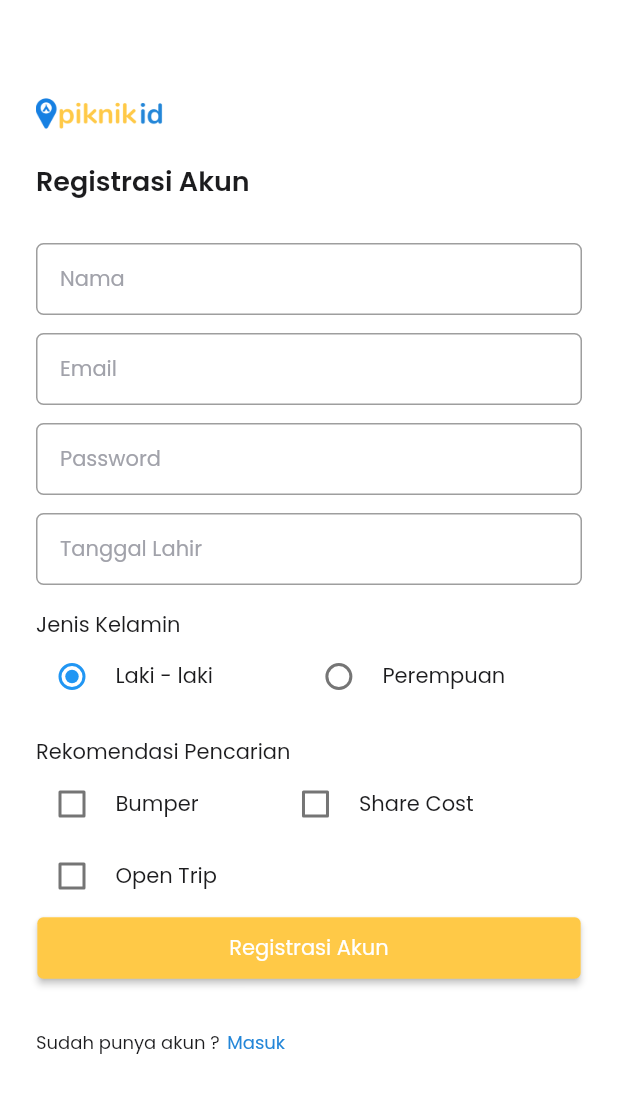
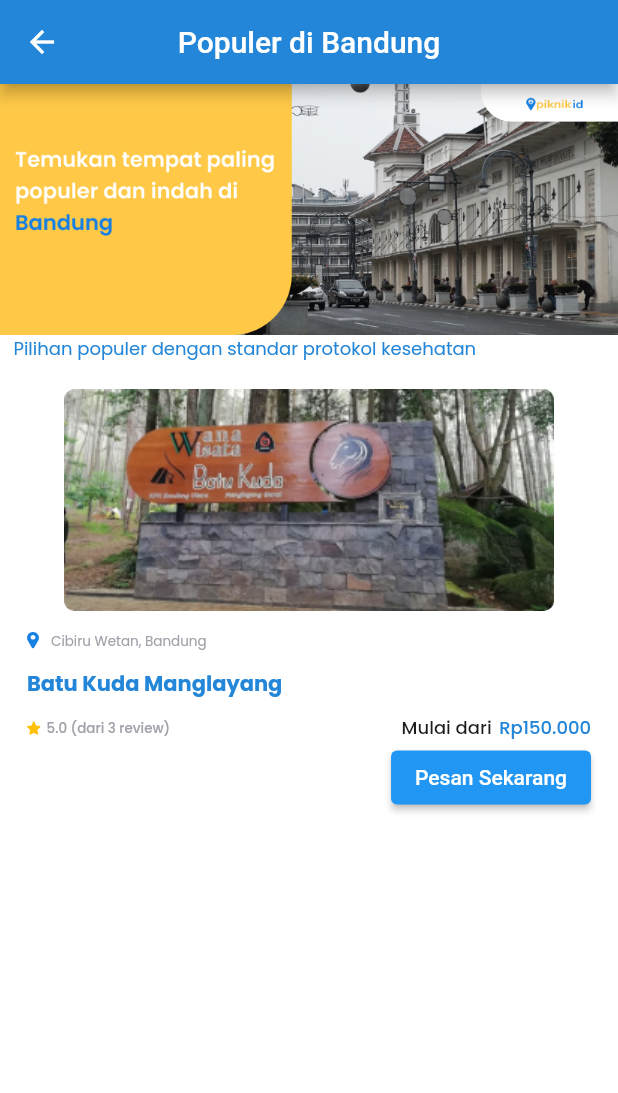
Before and after one commit to mrrezkii/Flutter-Piknik.id, a Flutter app: the screen it shows after launch, on a phone screen of 412 x 824 dp. Shown: the top 1093 px of the screen. Run offline on Flutter 3.47's test engine with Material 2 defaults, Android fonts, the phone set to English and light mode, and no system bars; our stand-ins replace flutter_svg, google_fonts.

Commit message:
Template show more page

```diff
--- a/lib/main.dart
+++ b/lib/main.dart
@@ -1,5 +1,5 @@
 import 'package:flutter/material.dart';
-import 'package:flutter_basic/ui/pages/register_page.dart';
+import 'package:flutter_basic/ui/pages/show_more_page.dart';
 
 void main() {
   runApp(MyApp());
@@ -13,7 +13,7 @@ class MyApp extends StatelessWidget {
     return MaterialApp(
       debugShowCheckedModeBanner: false,
       theme: ThemeData(scaffoldBackgroundColor: Colors.white),
-      home: RegisterPage(),
+      home: ShowMorePage(),
     );
   }
 }
--- /dev/null
+++ b/lib/ui/pages/show_more_page.dart
@@ -0,0 +1,128 @@
+import 'package:flutter/material.dart';
+import 'package:flutter/rendering.dart';
+import 'package:flutter/widgets.dart';
+import 'package:flutter_basic/shared/theme.dart';
+import 'package:flutter_svg/flutter_svg.dart';
+
+class ShowMorePage extends StatelessWidget {
+  const ShowMorePage({Key? key}) : super(key: key);
+
+  @override
+  Widget build(BuildContext context) {
+    return Scaffold(
+      appBar: AppBar(
+        backgroundColor: primaryColor,
+        brightness: Brightness.dark,
+        title: Text("Populer di Bandung"),
+        leading: IconButton(
+          icon: Icon(
+            Icons.arrow_back,
+            color: Colors.white,
+          ),
+          onPressed: () {},
+        ),
+        centerTitle: true,
+      ),
+      body: SingleChildScrollView(
+        child: Column(
+          crossAxisAlignment: CrossAxisAlignment.start,
+          children: <Widget>[
+            Image.asset(
+              "assets/images/banner.png",
+              width: double.infinity,
+            ),
+            Padding(
+              padding: const EdgeInsets.only(left: 9.0),
+              child: Text('Pilihan populer dengan standar protokol kesehatan',
+                  style: blueTextFont.copyWith(fontSize: 12)),
+            ),
+            Container(
+              margin: EdgeInsets.fromLTRB(18, 18, 18, 0),
+              child: Column(
+                crossAxisAlignment: CrossAxisAlignment.start,
+                children: [
+                  Center(
+                    child: ClipRRect(
+                      child: Image.asset("assets/images/wisata.png"),
+                      borderRadius: BorderRadius.circular(7.0),
+                    ),
+                  ),
+                  SizedBox(
+                    height: 13,
+                  ),
+                  Row(
+                    children: [
+                      SvgPicture.asset(
+                        "assets/vector/ic_location.svg",
+                      ),
+                      SizedBox(
+                        width: 8,
+                      ),
+                      Text(
+                        'Cibiru Wetan, Bandung',
+                        style: blackTextFont.copyWith(
+                            fontSize: 9, color: greyColor),
+                      )
+                    ],
+                  ),
+                  SizedBox(
+                    height: 12,
+                  ),
+                  Text(
+                    'Batu Kuda Manglayang',
+                    style: blueBoldTextFont.copyWith(fontSize: 14),
+                  ),
+                  SizedBox(
+                    height: 10,
+                  ),
+                  Row(
+                    mainAxisAlignment: MainAxisAlignment.spaceBetween,
+                    children: [
+                      Row(
+                        children: [
+                          SvgPicture.asset("assets/vector/ic_star.svg"),
+                          SizedBox(
+                            width: 4,
+                          ),
+                          Text(
+                            "5.0 (dari 3 review)",
+                            style: blackMediumTextFont.copyWith(
+                                fontSize: 9, color: greyColor),
+                          ),
+                        ],
+                      ),
+                      Row(
+                        children: [
+                          Text(
+                            "Mulai dari",
+                            style: blackMediumTextFont.copyWith(fontSize: 12),
+                          ),
+                          SizedBox(
+                            width: 5,
+                          ),
+                          Text(
+                            "Rp150.000",
+                            style: blueMediumTextFont.copyWith(fontSize: 12),
+                          )
+                        ],
+                      )
+                    ],
+                  ),
+                  Row(
+                    mainAxisAlignment: MainAxisAlignment.end,
+                    children: [
+                      ElevatedButton(
+                        child: Text("Pesan Sekarang"),
+                        onPressed: () {},
+                      ),
+                    ],
+                  ),
+                ],
+              ),
+            )
+          ],
+        ),
+      ),
+    );
+  }
+}
```
Also changed, not shown: assets/images/banner.png (added), assets/images/wisata.png (added), assets/vector/ic_location.svg (added), assets/vector/ic_star.svg (added).
